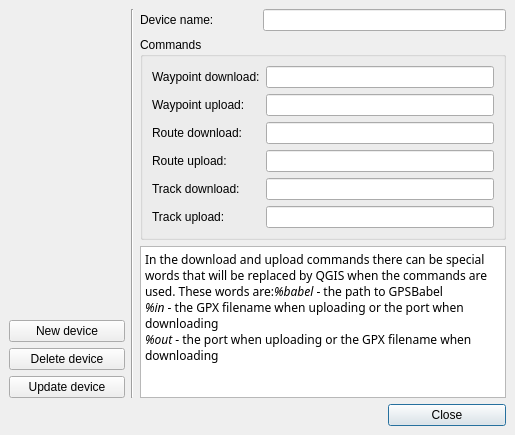
The window that plugins/gps_importer/qgsgpsdevicedialogbase.ui (qgis/QGIS) describes before a commit, drawn with Qt 5.
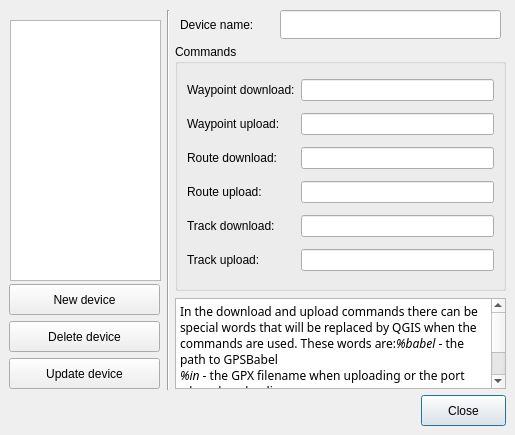
The same window after the commit. Custom widgets are drawn as their Qt base class.

Commit message: More changes to get plugin to work under qt4. Mostly works now, except for deleting devices Work in progress...

What changed in the file:
```diff
--- a/plugins/gps_importer/qgsgpsdevicedialogbase.ui
+++ b/plugins/gps_importer/qgsgpsdevicedialogbase.ui
@@ -26,65 +26,86 @@
   <property name="modal" >
    <bool>true</bool>
   </property>
-  <layout class="QGridLayout" >
-   <property name="margin" >
-    <number>9</number>
+  <widget class="QTextEdit" name="textEdit" >
+   <property name="geometry" >
+    <rect>
+     <x>175</x>
+     <y>298</y>
+     <width>331</width>
+     <height>91</height>
+    </rect>
    </property>
-   <property name="spacing" >
-    <number>6</number>
+   <property name="html" >
+    <string>&lt;html>&lt;head>&lt;meta name="qrichtext" content="1" />&lt;/head>&lt;body style=" white-space: pre-wrap; font-family:Sans Serif; font-size:9pt; font-weight:400; font-style:normal; text-decoration:none;">&lt;p style=" margin-top:12px; margin-bottom:12px; margin-left:0px; margin-right:0px; -qt-block-indent:0; text-indent:0px;">In the download and upload commands there can be special words that will be replaced by QGIS when the commands are used. These words are:&lt;span style=" font-style:italic;">%babel&lt;/span> - the path to GPSBabel&lt;br />&lt;span style=" font-style:italic;">%in&lt;/span> - the GPX filename when uploading or the port when downloading&lt;br />&lt;span style=" font-style:italic;">%out&lt;/span> - the port when uploading or the GPX filename when downloading&lt;/p>&lt;/body>&lt;/html></string>
    </property>
-   <item rowspan="3" row="0" column="0" >
-    <widget class="Q3ListBox" name="lbDeviceList" >
-     <property name="sizePolicy" >
-      <sizepolicy>
-       <hsizetype>5</hsizetype>
-       <vsizetype>7</vsizetype>
-       <horstretch>0</horstretch>
-       <verstretch>0</verstretch>
-      </sizepolicy>
-     </property>
-    </widget>
-   </item>
-   <item row="3" column="0" >
+  </widget>
+  <widget class="Line" name="line2" >
+   <property name="geometry" >
+    <rect>
+     <x>160</x>
+     <y>10</y>
+     <width>16</width>
+     <height>380</height>
+    </rect>
+   </property>
+   <property name="frameShape" >
+    <enum>QFrame::VLine</enum>
+   </property>
+   <property name="frameShadow" >
+    <enum>QFrame::Sunken</enum>
+   </property>
+   <property name="orientation" >
+    <enum>Qt::Vertical</enum>
+   </property>
+  </widget>
+  <widget class="QPushButton" name="pbnUpdateDevice" >
+   <property name="geometry" >
+    <rect>
+     <x>9</x>
+     <y>358</y>
+     <width>151</width>
+     <height>31</height>
+    </rect>
+   </property>
+   <property name="text" >
+    <string>Update device</string>
+   </property>
+  </widget>
+  <widget class="QPushButton" name="pbnDeleteDevice" >
+   <property name="geometry" >
+    <rect>
+     <x>9</x>
+     <y>321</y>
+     <width>151</width>
+     <height>31</height>
+    </rect>
+   </property>
+   <property name="text" >
+    <string>Delete device</string>
+   </property>
+  </widget>
     <widget class="QPushButton" name="pbnNewDevice" >
+   <property name="geometry" >
+    <rect>
+     <x>9</x>
+     <y>284</y>
+     <width>151</width>
+     <height>31</height>
+    </rect>
+   </property>
      <property name="text" >
       <string>New device</string>
      </property>
     </widget>
-   </item>
-   <item row="0" column="2" >
-    <widget class="QLabel" name="textLabel3" >
-     <property name="sizePolicy" >
-      <sizepolicy>
-       <hsizetype>1</hsizetype>
-       <vsizetype>5</vsizetype>
-       <horstretch>0</horstretch>
-       <verstretch>0</verstretch>
-      </sizepolicy>
-     </property>
-     <property name="text" >
-      <string>Device name:</string>
-     </property>
-    </widget>
-   </item>
-   <item row="6" column="0" colspan="4" >
-    <spacer>
-     <property name="orientation" >
-      <enum>Qt::Horizontal</enum>
-     </property>
-     <property name="sizeType" >
-      <enum>QSizePolicy::Expanding</enum>
-     </property>
-     <property name="sizeHint" >
-      <size>
-       <width>370</width>
-       <height>20</height>
-      </size>
-     </property>
-    </spacer>
-   </item>
-   <item row="6" column="4" >
     <widget class="QPushButton" name="pbnClose" >
+   <property name="geometry" >
+    <rect>
+     <x>421</x>
+     <y>395</y>
+     <width>85</width>
+     <height>31</height>
+    </rect>
+   </property>
      <property name="text" >
       <string>Close</string>
      </property>
@@ -92,24 +113,15 @@
       <bool>true</bool>
      </property>
     </widget>
-   </item>
-   <item row="0" column="3" colspan="2" >
-    <widget class="QLineEdit" name="leDeviceName" >
-     <property name="sizePolicy" >
-      <sizepolicy>
-       <hsizetype>7</hsizetype>
-       <vsizetype>0</vsizetype>
-       <horstretch>2</horstretch>
-       <verstretch>0</verstretch>
-      </sizepolicy>
-     </property>
-     <property name="toolTip" >
-      <string>This is the name of the device as it will appear in the lists</string>
-     </property>
-    </widget>
-   </item>
-   <item row="1" column="2" colspan="3" >
     <widget class="QGroupBox" name="groupBox" >
+   <property name="geometry" >
+    <rect>
+     <x>175</x>
+     <y>44</y>
+     <width>331</width>
+     <height>247</height>
+    </rect>
+   </property>
      <property name="title" >
       <string>Commands</string>
      </property>
@@ -206,54 +218,61 @@
       </item>
      </layout>
     </widget>
-   </item>
-   <item rowspan="4" row="2" column="2" colspan="3" >
-    <widget class="QTextEdit" name="textEdit" >
-     <property name="html" >
-      <string>&lt;html>&lt;head>&lt;meta name="qrichtext" content="1" />&lt;/head>&lt;body style=" white-space: pre-wrap; font-family:Sans Serif; font-size:9pt; font-weight:400; font-style:normal; text-decoration:none;">&lt;p style=" margin-top:12px; margin-bottom:12px; margin-left:0px; margin-right:0px; -qt-block-indent:0; text-indent:0px;">In the download and upload commands there can be special words that will be replaced by QGIS when the commands are used. These words are:&lt;span style=" font-style:italic;">%babel&lt;/span> - the path to GPSBabel&lt;br />&lt;span style=" font-style:italic;">%in&lt;/span> - the GPX filename when uploading or the port when downloading&lt;br />&lt;span style=" font-style:italic;">%out&lt;/span> - the port when uploading or the GPX filename when downloading&lt;/p>&lt;/body>&lt;/html></string>
-     </property>
-    </widget>
-   </item>
-   <item row="5" column="0" >
-    <widget class="QPushButton" name="pbnUpdateDevice" >
-     <property name="text" >
-      <string>Update device</string>
-     </property>
-    </widget>
-   </item>
-   <item row="4" column="0" >
-    <widget class="QPushButton" name="pbnDeleteDevice" >
+  <widget class="QLabel" name="textLabel3" >
+   <property name="geometry" >
+    <rect>
+     <x>180</x>
+     <y>10</y>
+     <width>80</width>
+     <height>29</height>
+    </rect>
+   </property>
+   <property name="sizePolicy" >
+    <sizepolicy>
+     <hsizetype>1</hsizetype>
+     <vsizetype>5</vsizetype>
+     <horstretch>0</horstretch>
+     <verstretch>0</verstretch>
+    </sizepolicy>
+   </property>
      <property name="text" >
-      <string>Delete device</string>
-     </property>
-    </widget>
-   </item>
-   <item rowspan="6" row="0" column="1" >
-    <widget class="Line" name="line2" >
-     <property name="frameShape" >
-      <enum>QFrame::VLine</enum>
-     </property>
-     <property name="frameShadow" >
-      <enum>QFrame::Sunken</enum>
-     </property>
-     <property name="orientation" >
-      <enum>Qt::Vertical</enum>
-     </property>
-    </widget>
-   </item>
-  </layout>
+    <string>Device name:</string>
+   </property>
+  </widget>
+  <widget class="QLineEdit" name="leDeviceName" >
+   <property name="geometry" >
+    <rect>
+     <x>280</x>
+     <y>10</y>
+     <width>221</width>
+     <height>29</height>
+    </rect>
+   </property>
+   <property name="sizePolicy" >
+    <sizepolicy>
+     <hsizetype>7</hsizetype>
+     <vsizetype>0</vsizetype>
+     <horstretch>2</horstretch>
+     <verstretch>0</verstretch>
+    </sizepolicy>
+   </property>
+   <property name="toolTip" >
+    <string>This is the name of the device as it will appear in the lists</string>
+   </property>
+  </widget>
+  <widget class="QListWidget" name="lbDeviceList" >
+   <property name="geometry" >
+    <rect>
+     <x>10</x>
+     <y>20</y>
+     <width>151</width>
+     <height>261</height>
+    </rect>
+   </property>
+  </widget>
  </widget>
  <layoutdefault spacing="6" margin="11" />
  <pixmapfunction>qPixmapFromMimeSource</pixmapfunction>
- <customwidgets>
-  <customwidget>
-   <class>Q3ListBox</class>
-   <extends></extends>
-   <header>q3listbox.h</header>
-   <container>0</container>
-   <pixmap></pixmap>
-  </customwidget>
- </customwidgets>
  <resources/>
  <connections/>
 </ui>
```
Lines whose indentation alone changed are shown as unchanged. The commit also changes 3 other files.
